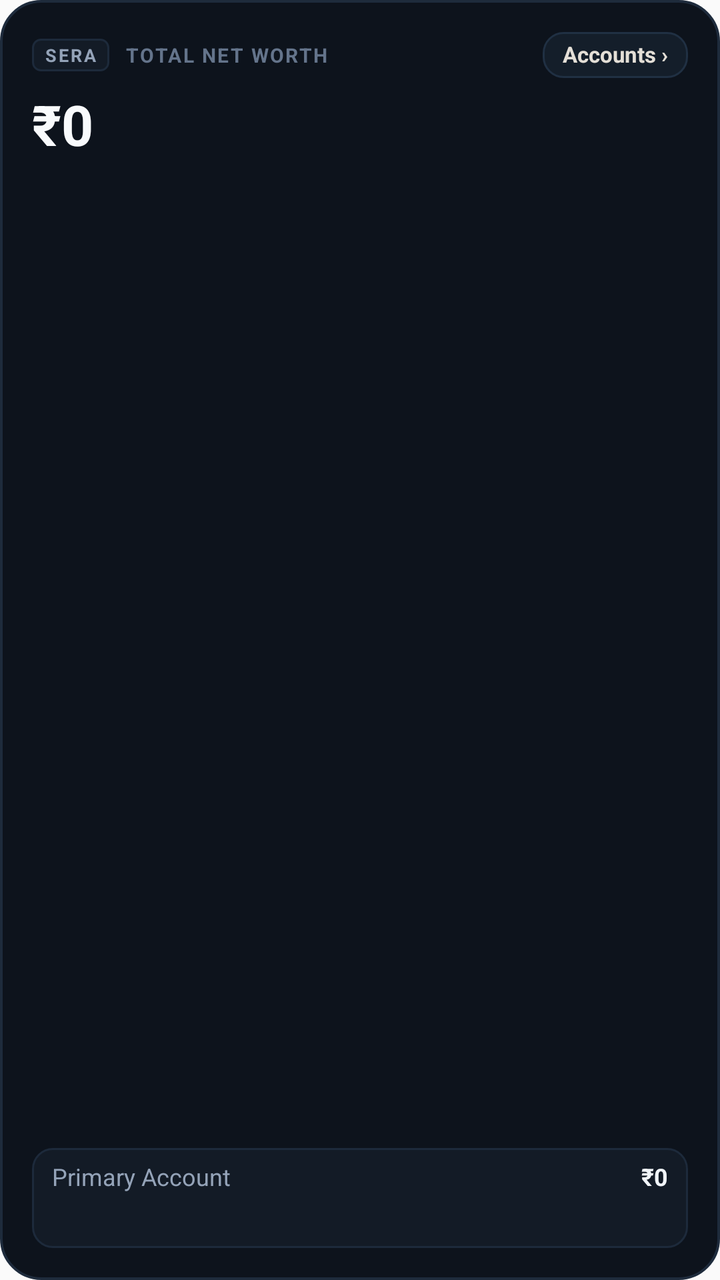
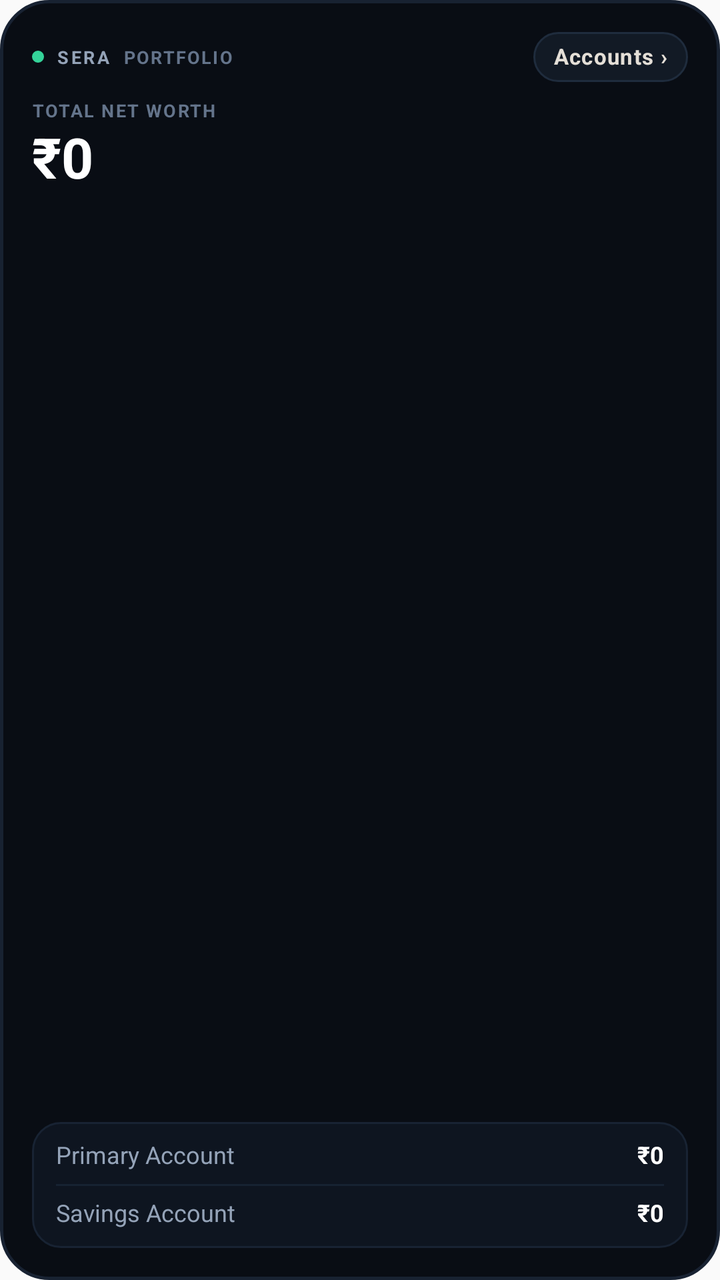

Screens rendered from an Android XML layout before and after an edit, with the pre-edit source and the edit as a unified diff.
<!-- AndroidManifest.xml: application theme AppTheme -->
<!-- res/layout/sera_widget_net_worth.xml -->
<?xml version="1.0" encoding="utf-8"?>
<LinearLayout xmlns:android="http://schemas.android.com/apk/res/android"
    android:id="@+id/widget_net_worth_root"
    android:layout_width="match_parent"
    android:layout_height="match_parent"
    android:background="@drawable/widget_card_bg"
    android:orientation="vertical"
    android:padding="16dp">

    
    <LinearLayout
        android:layout_width="match_parent"
        android:layout_height="wrap_content"
        android:gravity="center_vertical"
        android:orientation="horizontal">

        <LinearLayout
            android:layout_width="0dp"
            android:layout_height="wrap_content"
            android:layout_weight="1"
            android:gravity="center_vertical"
            android:orientation="horizontal">

            <TextView
                android:layout_width="wrap_content"
                android:layout_height="wrap_content"
                android:background="@drawable/widget_pill_badge_bg"
                android:letterSpacing="0.12"
                android:paddingStart="6dp"
                android:paddingTop="2dp"
                android:paddingEnd="6dp"
                android:paddingBottom="2dp"
                android:text="SERA"
                android:textColor="#94A3B8"
                android:textSize="9sp"
                android:textStyle="bold" />

            <TextView
                android:layout_width="wrap_content"
                android:layout_height="wrap_content"
                android:layout_marginStart="8dp"
                android:ellipsize="end"
                android:letterSpacing="0.08"
                android:maxLines="1"
                android:text="TOTAL NET WORTH"
                android:textColor="#64748B"
                android:textSize="10sp"
                android:textStyle="bold" />
        </LinearLayout>

        <TextView
            android:id="@+id/btn_net_worth_action"
            android:layout_width="wrap_content"
            android:layout_height="wrap_content"
            android:background="@drawable/widget_btn_neutral_bg"
            android:includeFontPadding="false"
            android:maxLines="1"
            android:paddingStart="10dp"
            android:paddingTop="5dp"
            android:paddingEnd="10dp"
            android:paddingBottom="5dp"
            android:text="Accounts ›"
            android:textColor="#E4DFD7"
            android:textSize="11sp"
            android:textStyle="bold" />
    </LinearLayout>

    
    <TextView
        android:id="@+id/widget_net_worth_amount"
        android:layout_width="wrap_content"
        android:layout_height="wrap_content"
        android:layout_marginTop="8dp"
        android:includeFontPadding="false"
        android:text="₹0"
        android:textColor="#F8FAFC"
        android:textSize="28sp"
        android:textStyle="bold" />

    
    <FrameLayout
        android:layout_width="match_parent"
        android:layout_height="0dp"
        android:layout_weight="1" />

    
    <LinearLayout
        android:layout_width="match_parent"
        android:layout_height="wrap_content"
        android:layout_marginTop="8dp"
        android:background="@drawable/widget_item_bg"
        android:orientation="vertical"
        android:paddingStart="10dp"
        android:paddingTop="8dp"
        android:paddingEnd="10dp"
        android:paddingBottom="8dp">

        <LinearLayout
            android:layout_width="match_parent"
            android:layout_height="wrap_content"
            android:gravity="center_vertical"
            android:orientation="horizontal">

            <TextView
                android:id="@+id/widget_acc_name_1"
                android:layout_width="0dp"
                android:layout_height="wrap_content"
                android:layout_weight="1"
                android:ellipsize="end"
                android:includeFontPadding="false"
                android:maxLines="1"
                android:text="Primary Account"
                android:textColor="#94A3B8"
                android:textSize="12sp" />

            <TextView
                android:id="@+id/widget_acc_bal_1"
                android:layout_width="wrap_content"
                android:layout_height="wrap_content"
                android:includeFontPadding="false"
                android:maxLines="1"
                android:text="₹0"
                android:textColor="#F1F5F9"
                android:textSize="12sp"
                android:textStyle="bold" />
        </LinearLayout>

        <LinearLayout
            android:layout_width="match_parent"
            android:layout_height="wrap_content"
            android:layout_marginTop="6dp"
            android:gravity="center_vertical"
            android:orientation="horizontal">

            <TextView
                android:id="@+id/widget_acc_name_2"
                android:layout_width="0dp"
                android:layout_height="wrap_content"
                android:layout_weight="1"
                android:ellipsize="end"
                android:includeFontPadding="false"
                android:maxLines="1"
                android:text=""
                android:textColor="#94A3B8"
                android:textSize="12sp" />

            <TextView
                android:id="@+id/widget_acc_bal_2"
                android:layout_width="wrap_content"
                android:layout_height="wrap_content"
                android:includeFontPadding="false"
                android:maxLines="1"
                android:text=""
                android:textColor="#F1F5F9"
                android:textSize="12sp"
                android:textStyle="bold" />
        </LinearLayout>
    </LinearLayout>
</LinearLayout>
<!-- resources referenced by this layout -->
<resources>
  <!-- drawable widget_btn_neutral_bg (drawable) -->
  <?xml version="1.0" encoding="utf-8"?>
  <shape xmlns:android="http://schemas.android.com/apk/res/android"
      android:shape="rectangle">
      <solid android:color="#141E2A" />
      <corners android:radius="10dp" />
      <stroke
          android:width="1dp"
          android:color="#203043" />
  </shape>
  <!-- drawable widget_card_bg (drawable) -->
  <?xml version="1.0" encoding="utf-8"?>
  <shape xmlns:android="http://schemas.android.com/apk/res/android"
      android:shape="rectangle">
      <solid android:color="#0D131C" />
      <corners android:radius="20dp" />
      <stroke
          android:width="1.2dp"
          android:color="#1E2B3C" />
  </shape>
  <!-- drawable widget_item_bg (drawable) -->
  <?xml version="1.0" encoding="utf-8"?>
  <shape xmlns:android="http://schemas.android.com/apk/res/android"
      android:shape="rectangle">
      <solid android:color="#131B26" />
      <corners android:radius="10dp" />
      <stroke
          android:width="1dp"
          android:color="#1D2A3B" />
  </shape>
  <!-- drawable widget_pill_badge_bg (drawable) -->
  <?xml version="1.0" encoding="utf-8"?>
  <shape xmlns:android="http://schemas.android.com/apk/res/android"
      android:shape="rectangle">
      <solid android:color="#131B26" />
      <corners android:radius="4dp" />
      <stroke
          android:width="1dp"
          android:color="#1D2A3B" />
  </shape>
  <style name="AppTheme" parent="Theme.AppCompat.DayNight.NoActionBar">
          
          <item name="android:editTextBackground">@drawable/rn_edit_text_material</item>
      </style>
  <!-- drawable rn_edit_text_material (drawable) -->
  <?xml version="1.0" encoding="utf-8"?>
  <inset xmlns:android="http://schemas.android.com/apk/res/android"
         android:insetLeft="@dimen/abc_edit_text_inset_horizontal_material"
         android:insetRight="@dimen/abc_edit_text_inset_horizontal_material"
         android:insetTop="@dimen/abc_edit_text_inset_top_material"
         android:insetBottom="@dimen/abc_edit_text_inset_bottom_material"
         >
  
      <selector>
          
          <item android:state_enabled="false" android:drawable="@drawable/abc_textfield_default_mtrl_alpha"/>
          <item android:drawable="@drawable/abc_textfield_activated_mtrl_alpha"/>
      </selector>
  
  </inset>
</resources>

<!-- the commit's change to res/layout/sera_widget_net_worth.xml (unified diff, before → after) -->
@@ -21,15 +21,17 @@
             android:gravity="center_vertical"
             android:orientation="horizontal">
 
+            <ImageView
+                android:layout_width="6dp"
+                android:layout_height="6dp"
+                android:contentDescription="Live"
+                android:src="@drawable/widget_dot_live" />
+
             <TextView
                 android:layout_width="wrap_content"
                 android:layout_height="wrap_content"
-                android:background="@drawable/widget_pill_badge_bg"
-                android:letterSpacing="0.12"
-                android:paddingStart="6dp"
-                android:paddingTop="2dp"
-                android:paddingEnd="6dp"
-                android:paddingBottom="2dp"
+                android:layout_marginStart="6dp"
+                android:letterSpacing="0.14"
                 android:text="SERA"
                 android:textColor="#94A3B8"
                 android:textSize="9sp"
@@ -38,13 +40,13 @@
             <TextView
                 android:layout_width="wrap_content"
                 android:layout_height="wrap_content"
-                android:layout_marginStart="8dp"
+                android:layout_marginStart="6dp"
                 android:ellipsize="end"
                 android:letterSpacing="0.08"
                 android:maxLines="1"
-                android:text="TOTAL NET WORTH"
+                android:text="PORTFOLIO"
                 android:textColor="#64748B"
-                android:textSize="10sp"
+                android:textSize="9sp"
                 android:textStyle="bold" />
         </LinearLayout>
 
@@ -54,11 +56,12 @@
             android:layout_height="wrap_content"
             android:background="@drawable/widget_btn_neutral_bg"
             android:includeFontPadding="false"
+            android:letterSpacing="0.04"
             android:maxLines="1"
             android:paddingStart="10dp"
-            android:paddingTop="5dp"
+            android:paddingTop="6dp"
             android:paddingEnd="10dp"
-            android:paddingBottom="5dp"
+            android:paddingBottom="6dp"
             android:text="Accounts ›"
             android:textColor="#E4DFD7"
             android:textSize="11sp"
@@ -67,13 +70,23 @@
 
     
     <TextView
+        android:layout_width="wrap_content"
+        android:layout_height="wrap_content"
+        android:layout_marginTop="8dp"
+        android:letterSpacing="0.08"
+        android:text="TOTAL NET WORTH"
+        android:textColor="#64748B"
+        android:textSize="9sp"
+        android:textStyle="bold" />
+
+    <TextView
         android:id="@+id/widget_net_worth_amount"
         android:layout_width="wrap_content"
         android:layout_height="wrap_content"
-        android:layout_marginTop="8dp"
+        android:layout_marginTop="2dp"
         android:includeFontPadding="false"
         android:text="₹0"
-        android:textColor="#F8FAFC"
+        android:textColor="#FFFFFF"
         android:textSize="28sp"
         android:textStyle="bold" />
 
@@ -87,13 +100,12 @@
     <LinearLayout
         android:layout_width="match_parent"
         android:layout_height="wrap_content"
-        android:layout_marginTop="8dp"
         android:background="@drawable/widget_item_bg"
         android:orientation="vertical"
-        android:paddingStart="10dp"
-        android:paddingTop="8dp"
-        android:paddingEnd="10dp"
-        android:paddingBottom="8dp">
+        android:paddingStart="12dp"
+        android:paddingTop="10dp"
+        android:paddingEnd="12dp"
+        android:paddingBottom="10dp">
 
         <LinearLayout
             android:layout_width="match_parent"
@@ -120,15 +132,21 @@
                 android:includeFontPadding="false"
                 android:maxLines="1"
                 android:text="₹0"
-                android:textColor="#F1F5F9"
+                android:textColor="#FFFFFF"
                 android:textSize="12sp"
                 android:textStyle="bold" />
         </LinearLayout>
 
+        <FrameLayout
+            android:layout_width="match_parent"
+            android:layout_height="1dp"
+            android:layout_marginTop="7dp"
+            android:layout_marginBottom="7dp"
+            android:background="#162232" />
+
         <LinearLayout
             android:layout_width="match_parent"
             android:layout_height="wrap_content"
-            android:layout_marginTop="6dp"
             android:gravity="center_vertical"
             android:orientation="horizontal">
 
@@ -140,7 +158,7 @@
                 android:ellipsize="end"
                 android:includeFontPadding="false"
                 android:maxLines="1"
-                android:text=""
+                android:text="Savings Account"
                 android:textColor="#94A3B8"
                 android:textSize="12sp" />
 
@@ -150,8 +168,8 @@
                 android:layout_height="wrap_content"
                 android:includeFontPadding="false"
                 android:maxLines="1"
-                android:text=""
-                android:textColor="#F1F5F9"
+                android:text="₹0"
+                android:textColor="#FFFFFF"
                 android:textSize="12sp"
                 android:textStyle="bold" />
         </LinearLayout>
<!-- resource entries referenced after the edit -->
@@ -4,41 +4,40 @@
   <?xml version="1.0" encoding="utf-8"?>
   <shape xmlns:android="http://schemas.android.com/apk/res/android"
       android:shape="rectangle">
-      <solid android:color="#141E2A" />
-      <corners android:radius="10dp" />
+      <solid android:color="#121A25" />
+      <corners android:radius="12dp" />
       <stroke
           android:width="1dp"
-          android:color="#203043" />
+          android:color="#1F2C3D" />
   </shape>
   <!-- drawable widget_card_bg (drawable) -->
   <?xml version="1.0" encoding="utf-8"?>
   <shape xmlns:android="http://schemas.android.com/apk/res/android"
       android:shape="rectangle">
-      <solid android:color="#0D131C" />
-      <corners android:radius="20dp" />
+      <solid android:color="#090D14" />
+      <corners android:radius="24dp" />
       <stroke
-          android:width="1.2dp"
-          android:color="#1E2B3C" />
+          android:width="1.5dp"
+          android:color="#182232" />
+  </shape>
+  <!-- drawable widget_dot_live (drawable) -->
+  <?xml version="1.0" encoding="utf-8"?>
+  <shape xmlns:android="http://schemas.android.com/apk/res/android"
+      android:shape="oval">
+      <solid android:color="#34D399" />
+      <size
+          android:width="6dp"
+          android:height="6dp" />
   </shape>
   <!-- drawable widget_item_bg (drawable) -->
   <?xml version="1.0" encoding="utf-8"?>
   <shape xmlns:android="http://schemas.android.com/apk/res/android"
       android:shape="rectangle">
-      <solid android:color="#131B26" />
-      <corners android:radius="10dp" />
+      <solid android:color="#0E1520" />
+      <corners android:radius="14dp" />
       <stroke
           android:width="1dp"
-          android:color="#1D2A3B" />
-  </shape>
-  <!-- drawable widget_pill_badge_bg (drawable) -->
-  <?xml version="1.0" encoding="utf-8"?>
-  <shape xmlns:android="http://schemas.android.com/apk/res/android"
-      android:shape="rectangle">
-      <solid android:color="#131B26" />
-      <corners android:radius="4dp" />
-      <stroke
-          android:width="1dp"
-          android:color="#1D2A3B" />
+          android:color="#182333" />
   </shape>
   <style name="AppTheme" parent="Theme.AppCompat.DayNight.NoActionBar">
           
